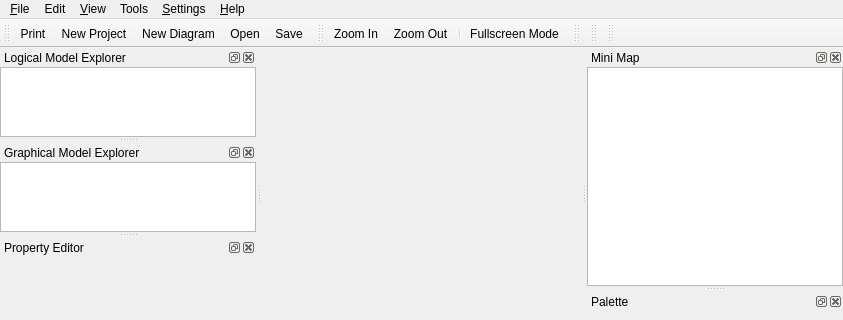
qreal/qreal, file qrgui/mainwindow/mainWindow.ui: the form before one commit; both pictures show x 0 to 843 and y 0 to 320 of the 843 by 559 pixel window.
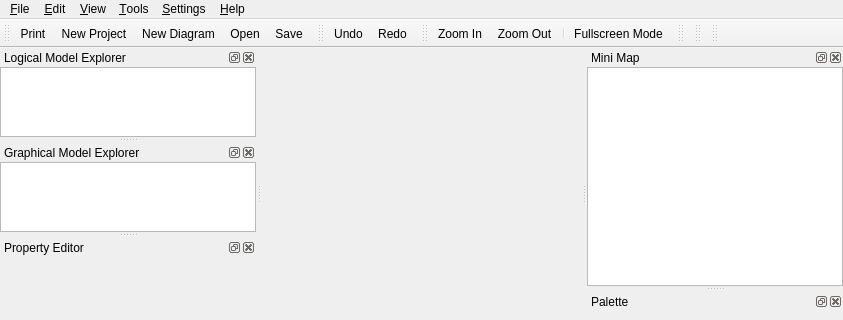
The form after the commit. Icons and pictures are not drawn. Custom widgets are drawn as their Qt base class.

Commit message: Added undo/redo framework base

Patch:
```diff
--- a/qrgui/mainwindow/mainWindow.ui
+++ b/qrgui/mainwindow/mainWindow.ui
@@ -81,13 +81,13 @@
    </widget>
    <widget class="QMenu" name="menuTools">
     <property name="title">
-     <string>Tools</string>
+     <string>&amp;Tools</string>
     </property>
     <addaction name="actionShow"/>
    </widget>
    <widget class="QMenu" name="menuEdit">
     <property name="title">
-     <string>Edit</string>
+     <string>&amp;Edit</string>
     </property>
     <addaction name="actionFind"/>
    </widget>
@@ -172,6 +172,19 @@
     </layout>
    </widget>
   </widget>
+  <widget class="QToolBar" name="editToolbar">
+   <property name="windowTitle">
+    <string>toolBar</string>
+   </property>
+   <attribute name="toolBarArea">
+    <enum>TopToolBarArea</enum>
+   </attribute>
+   <attribute name="toolBarBreak">
+    <bool>false</bool>
+   </attribute>
+   <addaction name="actionUndo"/>
+   <addaction name="actionRedo"/>
+  </widget>
   <widget class="QToolBar" name="viewToolbar">
    <property name="windowTitle">
     <string>View Toolbar</string>
@@ -690,6 +703,30 @@
     <string>Ctrl+Shift+V</string>
    </property>
   </action>
+  <action name="actionUndo">
+   <property name="icon">
+    <iconset resource="../qrgui.qrc">
+     <normaloff>:/icons/undo.png</normaloff>:/icons/undo.png</iconset>
+   </property>
+   <property name="text">
+    <string>Undo</string>
+   </property>
+   <property name="shortcut">
+    <string>Ctrl+Z</string>
+   </property>
+  </action>
+  <action name="actionRedo">
+   <property name="icon">
+    <iconset resource="../qrgui.qrc">
+     <normaloff>:/icons/redo.png</normaloff>:/icons/redo.png</iconset>
+   </property>
+   <property name="text">
+    <string>Redo</string>
+   </property>
+   <property name="shortcut">
+    <string>Ctrl+Shift+Z</string>
+   </property>
+  </action>
  </widget>
  <layoutdefault spacing="0" margin="0"/>
  <customwidgets>
```
Left out of the diff: 5 changed lines with no effect on the pictures. The commit also changes 24 other files.
